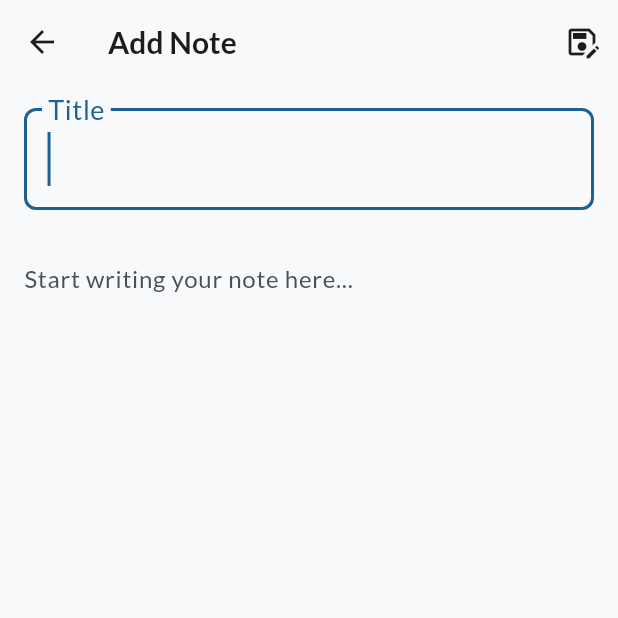
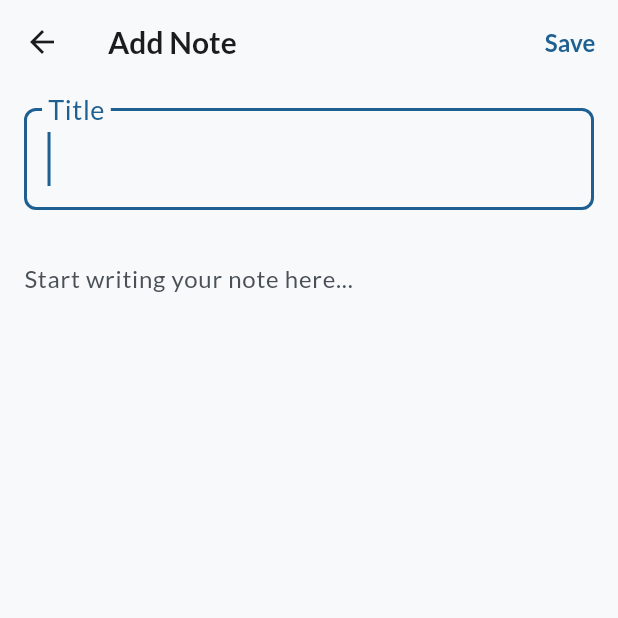
Before and after one commit to Emmanuel-kwizera/flutter_note_app, a Flutter app: the AddEditNoteScreen screen opened directly, on a phone screen of 412 x 824 dp, the top half of it. Run offline on Flutter 3.47's test engine with Material 3 defaults, Android fonts, the phone set to English and light mode, and no system bars; our stand-ins replace another_flushbar, cloud_firestore, firebase_auth, firebase_core, flutter_riverpod, google_fonts; accounts and stored records are empty.

Commit message:
refac: necessary changes on UI

```diff
--- a/lib/core/constants/app_colors.dart
+++ b/lib/core/constants/app_colors.dart
@@ -1,12 +1,12 @@
 import 'package:flutter/material.dart';
 
 class AppColors {
-  static const Color primary = Color(0xFF1E6091);       // Cool deep blue-teal (new primary)
-  static const Color secondary = Color(0xFF52B69A);     // Soft green-blue tone
-  static const Color background = Color(0xFFF8F9FA);     // Clean light background
-  static const Color card = Color(0xFFFFFFFF);           // Still white for clarity
-  static const Color accent = Color(0xFFADC4CE);         // Pale steel blue for accents
-  static const Color textPrimary = Color(0xFF1C1C1C);    // Almost black text for readability
-  static const Color textSecondary = Color(0xFF495057);  // Dark gray-blue for subtitles
-  static const Color error = Color(0xFFDC3545);          // Bright but elegant red for errors
+  static const Color primary = Color(0xFF1E6091);
+  static const Color secondary = Color(0xFF52B69A);
+  static const Color background = Color(0xFFF8F9FA);
+  static const Color card = Color(0xFFFFFFFF);
+  static const Color accent = Color(0xFFADC4CE);
+  static const Color textPrimary = Color(0xFF1C1C1C);
+  static const Color textSecondary = Color(0xFF495057);
+  static const Color error = Color(0xFFDC3545);
 }
--- a/lib/features/home/widgets/note_card.dart
+++ b/lib/features/home/widgets/note_card.dart
@@ -95,6 +95,13 @@ class NoteCard extends ConsumerWidget {
           mainAxisSize: MainAxisSize.min,
           children: [
             IconButton(
+              icon: const Icon(Icons.delete_outline, color: AppColors.error),
+              tooltip: 'Delete Note',
+              // --- UPDATE THE ONPRESSED CALLBACK ---
+              // Instead of deleting directly, call our new dialog method
+              onPressed: () => _showDeleteConfirmationDialog(context, ref),
+            ),
+            IconButton(
               icon: const Icon(
                 Icons.edit_outlined,
                 color: AppColors.textSecondary,
@@ -110,13 +117,6 @@ class NoteCard extends ConsumerWidget {
                 );
               },
             ),
-            IconButton(
-              icon: const Icon(Icons.delete_outline, color: AppColors.error),
-              tooltip: 'Delete Note',
-              // --- UPDATE THE ONPRESSED CALLBACK ---
-              // Instead of deleting directly, call our new dialog method
-              onPressed: () => _showDeleteConfirmationDialog(context, ref),
-            ),
           ],
         ),
       ),
--- a/lib/features/notes/add_edit_note_screen.dart
+++ b/lib/features/notes/add_edit_note_screen.dart
@@ -130,11 +130,16 @@ class _AddEditNoteScreenState extends ConsumerState<AddEditNoteScreen> {
               ),
             )
           else
-            IconButton(
+            TextButton(
               onPressed: _saveNote,
-              icon: const Icon(Icons.save_as_outlined),
-              tooltip: 'Save Note',
-            ),
+              child: const Text(
+                'Save',
+                style: TextStyle(
+                  fontSize: 16,
+                  fontWeight: FontWeight.w600,
+                ),
+              ),
+            )
         ],
       ),
       body: Padding(
```
